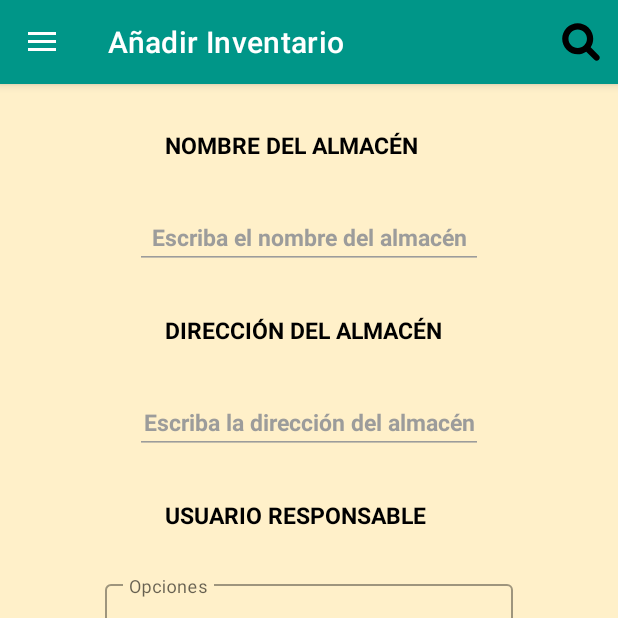
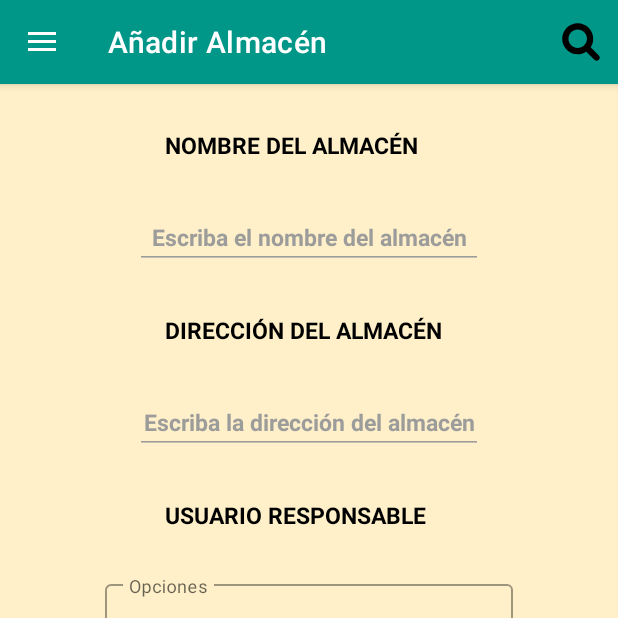
Before and after one commit to Seba190/MITAntoNavigationDrawer, an Android app: the AnadirAlmacenFragment screen opened through its navigation route, on a phone screen of 412 x 824 dp, the top half of it. Run offline under Robolectric (Android 15) with nearby library versions, the phone set to English and light mode, and no system bars; our stand-ins replace Volley, navigation-ui; network calls fail.

Commit message:
Crear añadir datos fragment, imagenes y más

```diff
--- a/app/src/main/java/com/seba/mitantonavigationdrawer/ui/añadirInventario/AnadirInventarioFragment.kt
+++ b/app/src/main/java/com/seba/mitantonavigationdrawer/ui/añadirAlmacen/AnadirAlmacenFragment.kt
@@ -1,44 +1,28 @@
-package com.seba.mitantonavigationdrawer.ui.añadirInventario
+package com.seba.mitantonavigationdrawer.ui.añadirAlmacen
 
-import android.annotation.SuppressLint
-import android.app.Activity
-import android.content.Context
-import android.content.Intent
 import android.graphics.PorterDuff
 import androidx.lifecycle.ViewModelProvider
 import android.os.Bundle
-import android.util.Log
 import androidx.fragment.app.Fragment
 import android.view.LayoutInflater
 import android.view.View
 import android.view.ViewGroup
-import android.view.inputmethod.InputMethodManager
 import android.widget.AdapterView
 import android.widget.ArrayAdapter
 import android.widget.AutoCompleteTextView
-import android.widget.CheckBox
 import android.widget.EditText
-import android.widget.RadioButton
-import android.widget.RadioGroup
 import android.widget.Toast
-import androidx.core.content.ContextCompat.getSystemService
-import androidx.core.content.getSystemService
 import com.android.volley.Request
-import com.android.volley.RequestQueue
-import com.android.volley.Response
 import com.android.volley.VolleyError
-import com.android.volley.toolbox.JsonArrayRequest
 import com.android.volley.toolbox.JsonObjectRequest
 import com.android.volley.toolbox.StringRequest
 import com.android.volley.toolbox.Volley
-import com.google.android.material.textfield.TextInputLayout
 import com.seba.mitantonavigationdrawer.R
 import com.seba.mitantonavigationdrawer.databinding.FragmentAnadirInventarioBinding
-import org.json.JSONArray
 import org.json.JSONObject
 
 @Suppress("NAME_SHADOWING")
-class AnadirInventarioFragment : Fragment(R.layout.fragment_anadir_inventario) {
+class AnadirAlmacenFragment : Fragment(R.layout.fragment_anadir_inventario) {
 
     private var _binding: FragmentAnadirInventarioBinding? = null
 
@@ -53,7 +37,6 @@ class AnadirInventarioFragment : Fragment(R.layout.fragment_anadir_inventario) {
    // var TextId : EditText? = null
    // var CheckBox : CheckBox? = null
     var TvHolaMundo: AutoCompleteTextView? = null
-    var ListaDesplegable: TextInputLayout? = null
    // var stringRequest: StringRequest? = null
     //var queue1 : RequestQueue? = null
     val TAG = "MyTag"
@@ -65,7 +48,7 @@ class AnadirInventarioFragment : Fragment(R.layout.fragment_anadir_inventario) {
         savedInstanceState: Bundle?
     ): View {
         val anadirInventarioViewModel =
-            ViewModelProvider(this).get(AnadirInventarioViewModel::class.java)
+            ViewModelProvider(this).get(AnadirAlmacenViewModel::class.java)
 
         _binding = FragmentAnadirInventarioBinding.inflate(inflater, container, false)
         val root: View = binding.root
@@ -83,42 +66,16 @@ class AnadirInventarioFragment : Fragment(R.layout.fragment_anadir_inventario) {
             PorterDuff.Mode.SRC_ATOP)
         binding.etDireccionAlmacen.getBackground().setColorFilter(getResources().getColor(R.color.color_list),
             PorterDuff.Mode.SRC_ATOP)
-        // binding.etEstadoAlmacen.getBackground().setColorFilter(getResources().getColor(R.color.color_list),
-         //   PorterDuff.Mode.SRC_ATOP)
-       // binding.etIdAlmacen.getBackground().setColorFilter(getResources().getColor(R.color.color_list),
-        //    PorterDuff.Mode.SRC_ATOP)
-      //  binding.etIdUsuarioResponsable.getBackground().setColorFilter(getResources().getColor(R.color.color_list),
-       //     PorterDuff.Mode.SRC_ATOP)
+
+     //   Mostrar los usuarios responsables en la lista desplegable
+        ListaDesplegable()
+
+        //Botón enviar datos
+        binding.button.setOnClickListener {
+            ValidacionesIdInsertarDatos()
+        }
 
 
-     //   Mostrar los usuarios responsables en la lista desplegable
-
-        val queue1 =Volley.newRequestQueue(requireContext())
-        val url1 ="http://186.64.123.248/Almacen/usuario.php"
-        val jsonObjectRequest1 = JsonObjectRequest(
-            Request.Method.GET,url1, null,
-            { response ->
-                // Obtén el array de opciones desde el objeto JSON
-                val jsonArray = response.getJSONArray("Lista")
-                // Convierte el array JSON a una lista mutable
-                val opcionesList = mutableListOf<String>()
-                for (i in 0 until jsonArray.length()) {
-                    opcionesList.add(jsonArray.getString(i).removeSurrounding("'","'"))
-                }
-                //Crea un adpatador para el dropdown
-                val adapter = ArrayAdapter(requireContext(),R.layout.list_item,opcionesList)
-                //binding.tvholaMundo?.setText(response.getString("Lista"))
-                TvHolaMundo?.setAdapter(adapter)
-
-                TvHolaMundo?.onItemClickListener = AdapterView.OnItemClickListener {
-                        parent, view, position, id ->
-                    val itemSelected = parent.getItemAtPosition(position)
-                }
-            }, { error ->
-                Toast.makeText(requireContext(), " La aplicación no se ha conectado con el servidor", Toast.LENGTH_LONG).show()
-            }
-        )
-        queue1.add(jsonObjectRequest1)
 
 
 
@@ -137,77 +94,7 @@ class AnadirInventarioFragment : Fragment(R.layout.fragment_anadir_inventario) {
             Toast.makeText(requireContext(), "Item: $itemSelected", Toast.LENGTH_SHORT).show()
         }*/
 
-        //INICIO EXPERIMIENTO!!!!!!!!!!!!!!!!!!!!!!!!!!
 
-        binding.button.setOnClickListener {
-            val queue =Volley.newRequestQueue(requireContext())
-            val url ="http://186.64.123.248/Almacen/registro2.php"
-            val jsonObjectRequest = object: StringRequest(
-                Request.Method.POST,url,
-                { response ->
-                    if(!TextNombre?.text.toString().isBlank()){
-                    val id = JSONObject(response).getString("ID_ALMACEN")
-                    //unico = 1
-                    //no unico = 0
-                    val unico = JSONObject(response).getString("ALMACEN_UNICO")
-                    if (unico == "1") {
-                    //Aqui va el código para validar el almacen
-                    val url1 = "http://186.64.123.248/Almacen/insertar.php" // Reemplaza esto con tu URL de la API
-                    val queue1 =Volley.newRequestQueue(requireContext())
-                    val stringRequest = object: StringRequest(
-                        Request.Method.POST,
-                        url1,
-                        { response ->
-                            Toast.makeText(requireContext(), "Almacén agregado exitosamente. El id de ingreso es el número $id ", Toast.LENGTH_LONG).show()
-                        },
-                        { error ->
-                            // Toast.makeText(requireContext(),"No se ha introducido el almacen a la base de datos", Toast.LENGTH_LONG).show()
-                            Toast.makeText(requireContext(),"Error $error", Toast.LENGTH_LONG).show()
-                        }
-                    )
-
-                    {
-                        override fun getParams(): MutableMap<String, String> {
-                            val parametros = HashMap<String, String>()
-                            parametros.put("ID_ALMACEN", id.toString())
-                            parametros.put("ALMACEN", TextNombre?.text.toString().uppercase())
-                            parametros.put("DIRECCION_ALMACEN", TextDireccion?.text.toString().uppercase())
-                            parametros.put("ESTADO_ALMACEN", TextEstado.toString())
-                            parametros.put("USUARIO", TvHolaMundo?.text.toString())
-                            return parametros
-                        }
-                    }
-                    queue1.add(stringRequest)
-
-                    }
-                    else if (unico == "0"){
-                        VolleyError("El almacén ya se encuentra en la base de datos")
-                        //queue1.cancelAll(TAG)
-                        //jsonObjectRequest1.cancel()
-                        Toast.makeText(requireContext(), "El almacén ya se encuentra en la base de datos", Toast.LENGTH_LONG).show()
-                    }
-                    }
-                    else{
-                        Toast.makeText(requireContext(), "El nombre del almacén es obligatorio", Toast.LENGTH_LONG).show()
-                    }
-
-                    // TextId?.setText(response.getString("ID_ALMACEN"))
-                    // Toast.makeText(requireContext(),"Id ingresado correctamente al formulario.", Toast.LENGTH_LONG).show()
-                }, { error ->
-                    // Toast.makeText(requireContext(),"Conecte la aplicación al servidor", Toast.LENGTH_LONG).show()
-                    Toast.makeText(requireContext(),"Error $error", Toast.LENGTH_LONG).show()
-                }
-            ){
-                override fun getParams(): MutableMap<String, String> {
-                    val parametros = HashMap<String, String>()
-                    parametros.put("ALMACEN", TextNombre?.text.toString().uppercase())
-                    return parametros
-                }
-            }
-            queue.add(jsonObjectRequest)
-        }
-
-        //FIN EXPERIMIENTO!!!!!!!!!!!!!!!!!!!!!!!!!!!
 
 
 
@@ -335,7 +222,108 @@ class AnadirInventarioFragment : Fragment(R.layout.fragment_anadir_inventario) {
         return root
     }
 
+    private fun ListaDesplegable() {
+        val queue1 =Volley.newRequestQueue(requireContext())
+        val url1 ="http://186.64.123.248/Almacen/usuario.php"
+        val jsonObjectRequest1 = JsonObjectRequest(
+            Request.Method.GET,url1, null,
+            { response ->
+                // Obtén el array de opciones desde el objeto JSON
+                val jsonArray = response.getJSONArray("Lista")
+                // Convierte el array JSON a una lista mutable
+                val opcionesList = mutableListOf<String>()
+                for (i in 0 until jsonArray.length()) {
+                    opcionesList.add(jsonArray.getString(i).removeSurrounding("'","'"))
+                }
+                //Crea un adpatador para el dropdown
+                val adapter = ArrayAdapter(requireContext(),R.layout.list_item,opcionesList)
+                //binding.tvholaMundo?.setText(response.getString("Lista"))
+                TvHolaMundo?.setAdapter(adapter)
 
+                TvHolaMundo?.onItemClickListener = AdapterView.OnItemClickListener {
+                        parent, view, position, id ->
+                    val itemSelected = parent.getItemAtPosition(position)
+                }
+            }, { error ->
+                Toast.makeText(requireContext(), " La aplicación no se ha conectado con el servidor", Toast.LENGTH_LONG).show()
+            }
+        )
+        queue1.add(jsonObjectRequest1)
+    }
+
+    private fun ValidacionesIdInsertarDatos() {
+        //INICIO EXPERIMIENTO!!!!!!!!!!!!!!!!!!!!!!!!!! (FUNCIONO)
+        val queue =Volley.newRequestQueue(requireContext())
+        val url ="http://186.64.123.248/Almacen/registro2.php"
+        val jsonObjectRequest = object: StringRequest(
+            Request.Method.POST,url,
+            { response ->
+                if(!TextNombre?.text.toString().isBlank()){
+                    val id = JSONObject(response).getString("ID_ALMACEN")
+                    //unico = 1
+                    //no unico = 0
+                    val unico = JSONObject(response).getString("ALMACEN_UNICO")
+                    if (unico == "1") {
+                        //Aqui va el código para validar el almacen
+                        val url1 = "http://186.64.123.248/Almacen/insertar.php" // Reemplaza esto con tu URL de la API
+                        val queue1 =Volley.newRequestQueue(requireContext())
+                        val stringRequest = object: StringRequest(
+                            Request.Method.POST,
+                            url1,
+                            { response ->
+                                Toast.makeText(requireContext(), "Almacén agregado exitosamente. El id de ingreso es el número $id ", Toast.LENGTH_LONG).show()
+                                TextNombre?.setText("")
+                                TextDireccion?.setText("")
+                                TvHolaMundo?.setText("Eliga una opción")
+                            },
+                            { error ->
+                                // Toast.makeText(requireContext(),"No se ha introducido el almacen a la base de datos", Toast.LENGTH_LONG).show()
+                                Toast.makeText(requireContext(),"Error $error", Toast.LENGTH_LONG).show()
+                            }
+                        )
+
+                        {
+                            override fun getParams(): MutableMap<String, String> {
+                                val parametros = HashMap<String, String>()
+                                parametros.put("ID_ALMACEN", id.toString())
+                                parametros.put("ALMACEN", TextNombre?.text.toString().uppercase())
+                                parametros.put("DIRECCION_ALMACEN", TextDireccion?.text.toString().uppercase())
+                                parametros.put("ESTADO_ALMACEN", TextEstado.toString())
+                                parametros.put("USUARIO", TvHolaMundo?.text.toString())
+                                return parametros
+                            }
+                        }
+                        queue1.add(stringRequest)
+
+                    }
+                    else if (unico == "0"){
+                        VolleyError("El almacén ya se encuentra en la base de datos")
+                        //queue1.cancelAll(TAG)
+                        //jsonObjectRequest1.cancel()
+                        Toast.makeText(requireContext(), "El almacén ya se encuentra en la base de datos", Toast.LENGTH_LONG).show()
+                    }
+                }
+                else{
+                    Toast.makeText(requireContext(), "El nombre del almacén es obligatorio", Toast.LENGTH_LONG).show()
+                }
+
+                // TextId?.setText(response.getString("ID_ALMACEN"))
+                // Toast.makeText(requireContext(),"Id ingresado correctamente al formulario.", Toast.LENGTH_LONG).show()
+            }, { error ->
+                // Toast.makeText(requireContext(),"Conecte la aplicación al servidor", Toast.LENGTH_LONG).show()
+                Toast.makeText(requireContext(),"Error $error", Toast.LENGTH_LONG).show()
+            }
+        ){
+            override fun getParams(): MutableMap<String, String> {
+                val parametros = HashMap<String, String>()
+                parametros.put("ALMACEN", TextNombre?.text.toString().uppercase())
+                return parametros
+            }
+        }
+        queue.add(jsonObjectRequest)
+    }
+
+    //FIN EXPERIMIENTO!!!!!!!!!!!!!!!!!!!!!!!!!!! (FUNCIONO)
 
     override fun onDestroyView() {
         super.onDestroyView()
--- /dev/null
+++ b/app/src/main/java/com/seba/mitantonavigationdrawer/ui/añadirAlmacen/AnadirAlmacenViewModel.kt
@@ -0,0 +1,7 @@
+package com.seba.mitantonavigationdrawer.ui.añadirAlmacen
+
+import androidx.lifecycle.ViewModel
+
+class AnadirAlmacenViewModel : ViewModel() {
+    // TODO: Implement the ViewModel
+}
--- a/app/src/main/java/com/seba/mitantonavigationdrawer/ui/añadirInventario/AnadirInventarioViewModel.kt
+++ /dev/null
@@ -1,7 +0,0 @@
-package com.seba.mitantonavigationdrawer.ui.añadirInventario
-
-import androidx.lifecycle.ViewModel
-
-class AnadirInventarioViewModel : ViewModel() {
-    // TODO: Implement the ViewModel
-}
--- /dev/null
+++ b/app/src/main/res/drawable/ic_add_data.xml
@@ -0,0 +1,5 @@
+<vector android:autoMirrored="true" android:height="24dp"
+    android:tint="#000000" android:viewportHeight="24"
+    android:viewportWidth="24" android:width="24dp" xmlns:android="http://schemas.android.com/apk/res/android">
+    <path android:fillColor="@android:color/white" android:pathData="M14,2L6,2c-1.1,0 -1.99,0.9 -1.99,2L4,20c0,1.1 0.89,2 1.99,2L18,22c1.1,0 2,-0.9 2,-2L20,8l-6,-6zM16,16h-3v3h-2v-3L8,16v-2h3v-3h2v3h3v2zM13,9L13,3.5L18.5,9L13,9z"/>
+</vector>
--- a/app/src/main/res/layout/fragment_anadir_inventario.xml
+++ b/app/src/main/res/layout/fragment_anadir_inventario.xml
@@ -4,7 +4,7 @@
     xmlns:tools="http://schemas.android.com/tools"
     android:layout_width="match_parent"
     android:layout_height="match_parent"
-    tools:context=".ui.añadirInventario.AnadirInventarioFragment">
+    tools:context=".ui.añadirAlmacen.AnadirAlmacenFragment">
 
     <ScrollView
         android:layout_width="match_parent"
--- a/app/src/main/res/layout/fragment_inicio.xml
+++ b/app/src/main/res/layout/fragment_inicio.xml
@@ -109,7 +109,7 @@
         app:layout_constraintVertical_bias="0.3"
         />
 
-    <!-- Letreros rojos -->
+    <!-- Letreros verdes -->
 
     <androidx.cardview.widget.CardView
         android:id="@+id/cvAddInventory"
@@ -139,7 +139,7 @@
             <TextView
                 android:layout_width="wrap_content"
                 android:layout_height="wrap_content"
-                android:text="@string/Add_inventory"
+                android:text="@string/Add_data"
                 android:textColor="@color/white"
                 android:gravity="center"/>
 
--- a/app/src/main/res/menu/activity_main_drawer.xml
+++ b/app/src/main/res/menu/activity_main_drawer.xml
@@ -2,27 +2,38 @@
 <menu xmlns:android="http://schemas.android.com/apk/res/android"
     xmlns:tools="http://schemas.android.com/tools"
     tools:showIn="navigation_view">
-
     <group android:checkableBehavior="single">
         <item
             android:id="@+id/nav_inicio"
             android:icon="@drawable/ic_house"
             android:title="@string/menu_inicio" />
+    </group>
+    <item android:title="@string/title_data">
+        <menu>
+    <group>
         <item
             android:id="@+id/nav_exportar_datos"
             android:icon="@drawable/ic_export_data"
             android:title="@string/menu_exportar_datos" />
         <item
-            android:id="@+id/nav_preferencias"
-            android:icon="@drawable/ic_preferences"
-            android:title="@string/menu_preferencias" />
-        <item
-            android:id="@+id/nav_statistics"
-            android:icon="@drawable/ic_statistics"
-            android:title="@string/statistics2" />
-        <item
             android:id="@+id/nav_añadir_inventario"
-            android:icon="@drawable/ic_add_inventory"
-            android:title="@string/menu_añadir_inventario" />
+            android:icon="@drawable/ic_add_data"
+            android:title="@string/Add_data" />
     </group>
+        </menu>
+    </item>
+    <item android:title="@string/title_statistics">
+        <menu>
+            <group>
+                <item
+                    android:id="@+id/nav_statistics"
+                    android:icon="@drawable/ic_statistics"
+                    android:title="@string/statistics2" />
+                <item
+                    android:id="@+id/nav_preferencias"
+                    android:icon="@drawable/ic_preferences"
+                    android:title="@string/menu_preferencias" />
+            </group>
+        </menu>
+    </item>
 </menu>
--- a/app/src/main/res/navigation/mobile_navigation.xml
+++ b/app/src/main/res/navigation/mobile_navigation.xml
@@ -64,8 +64,8 @@
 
     <fragment
         android:id="@+id/nav_añadir_inventario"
-        android:name="com.seba.mitantonavigationdrawer.ui.añadirInventario.AnadirInventarioFragment"
-        android:label="@string/menu_añadir_inventario"
+        android:name="com.seba.mitantonavigationdrawer.ui.añadirAlmacen.AnadirAlmacenFragment"
+        android:label="@string/menu_añadir_almacen"
         tools:layout="@layout/fragment_anadir_inventario" >
 
         <action
--- a/app/src/main/res/values/strings.xml
+++ b/app/src/main/res/values/strings.xml
@@ -1,5 +1,5 @@
 <resources>
-    <string name="app_name">MITAnto</string>
+    <string name="app_name">MiTAnto</string>
     <string name="navigation_drawer_open">Open navigation drawer</string>
     <string name="navigation_drawer_close">Close navigation drawer</string>
     <string name="nav_header_title">Android Studio</string>
@@ -7,17 +7,24 @@
     <string name="nav_header_desc">Navigation header</string>
     <string name="action_settings">Settings</string>
 
+    <!-- Activity_main_drawer-->
+    <string name="title_data">Datos</string>
+    <string name="title_statistics">Estadísticas</string>
+
+    <!-- Menu -->
     <string name="menu_inicio">Inicio</string>
     <string name="menu_exportar_datos">Exportar datos</string>
     <string name="menu_preferencias">Preferencias</string>
     <string name="menu_statistics">Estadística</string>
     <string name="menu_añadir_inventario">Añadir Inventario</string>
+    <string name="menu_añadir_almacen">Añadir Almacén</string>
 
     <!--activity_main-->
     <string name="Inventory_items">Articulos en Inventario</string>
     <string name="Inventory_values">Valor de inventario ($)</string>
     <string name="statistics">+ Estadísticas</string>
     <string name="Add_inventory">Añadir Inventario</string>
+    <string name="Add_data">Añadir Datos</string>
     <string name="remove_inventory">Remover Inventario</string>
 
     <!--dialog_list -->
```
Also changed, not shown: app/src/main/java/com/seba/mitantonavigationdrawer/ui/añadirDatos/AnadirDatosFragment.kt (added, +42 -0 lines), app/src/main/java/com/seba/mitantonavigationdrawer/ui/añadirDatos/AnadirDatosViewModel.kt (added, +7 -0 lines), app/src/main/res/drawable/add_client.xml (added, +21 -0 lines), app/src/main/res/drawable/add_product.xml (added, +9 -0 lines), app/src/main/res/drawable/add_supplier.xml (added, +30 -0 lines), app/src/main/res/drawable/add_type_of_products.xml (added, +12 -0 lines), app/src/main/res/drawable/ic_add_warehouse.xml (added, +30 -0 lines), app/src/main/res/layout/fragment_anadir_datos.xml (added, +14 -0 lines).
